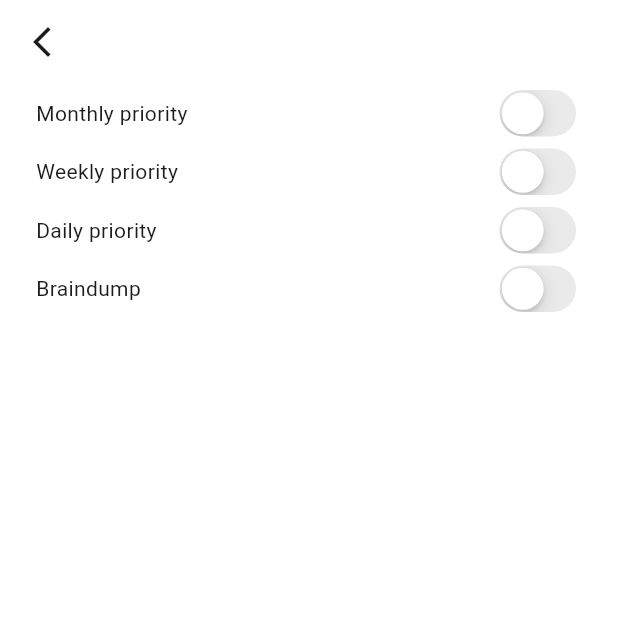
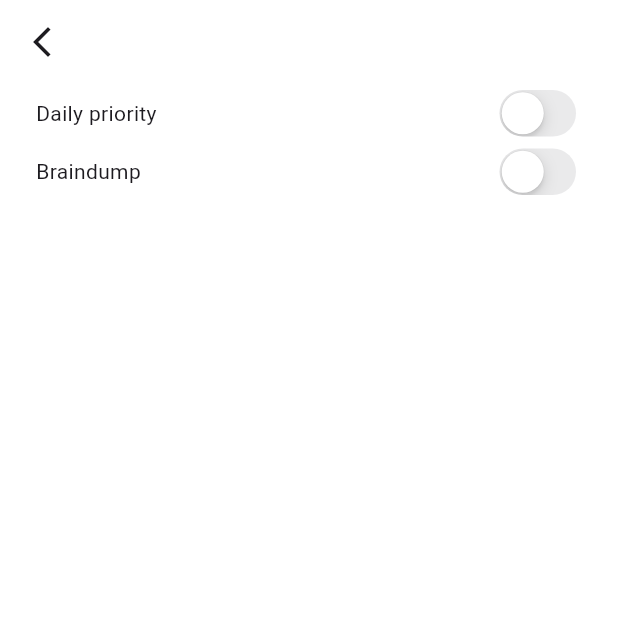
Before and after one commit to 9oHigh/usket.Tig, a Flutter app: the screen it shows after launch, after a tap on "구글로 로그인하기", after a tap on the "sort" icon, on a phone screen of 412 x 824 dp, the top half of it. Run offline on Flutter 3.47's test engine with Material 3 defaults, Android fonts, the light colour scheme and no system bars; drawn by our look-alikes of google_mobile_ads; our stand-ins replace cloud_firestore, firebase_auth, firebase_core, flutter_dotenv, flutter_riverpod, google_sign_in and 3 more; accounts and stored records are empty; generated files the repository leaves out were written again; network calls fail.

Commit message:
fix: remove monthly, weekly priority member variable

```diff
--- a/tig/lib/data/models/tig.dart
+++ b/tig/lib/data/models/tig.dart
@@ -30,13 +30,12 @@ class TimeEntry {
 
 class Tig {
   DateTime date;
-  List<String> monthTopPriorities;
-  List<String> weekTopPriorities;
   List<String> dayTopPriorities;
   String brainDump;
   List<TimeEntry> timeTable;
   double startHour;
   double endHour;
+  int grade;
 
   Tig({
     required this.date,
@@ -45,11 +44,10 @@ class Tig {
     List<String>? dayTopPriorities,
     this.brainDump = "",
     List<TimeEntry>? timeTable,
-    this.startHour = 0.0,
+    this.startHour = 5.0,
     this.endHour = 24.0,
-  })  : monthTopPriorities = monthTopPriorities ?? ['', '', ''],
-        weekTopPriorities = weekTopPriorities ?? ['', '', ''],
-        dayTopPriorities = dayTopPriorities ?? ['', '', ''],
+    this.grade = 0,
+  })  : dayTopPriorities = dayTopPriorities ?? ['', '', ''],
         timeTable = timeTable ?? _generateTimeTable(startHour, endHour);
 
   static List<TimeEntry> _generateTimeTable(double startHour, double endHour) {
@@ -67,23 +65,18 @@ class Tig {
   Map<String, dynamic> toMap() {
     return {
       'date': Timestamp.fromDate(date),
-      'monthTopPriorities': monthTopPriorities,
-      'weekTopPriorities': weekTopPriorities,
       'dayTopPriorities': dayTopPriorities,
       'brainDump': brainDump,
       'timeTable': timeTable.map((entry) => entry.toMap()).toList(),
       'startHour': startHour,
       'endHour': endHour,
+      'grade': grade
     };
   }
 
   factory Tig.fromMap(Map<String, dynamic> map) {
     return Tig(
       date: (map['date'] as Timestamp).toDate(),
-      monthTopPriorities:
-          List<String>.from(map['monthTopPriorities'] ?? ['', '', '']),
-      weekTopPriorities:
-          List<String>.from(map['weekTopPriorities'] ?? ['', '', '']),
       dayTopPriorities:
           List<String>.from(map['dayTopPriorities'] ?? ['', '', '']),
       brainDump: map['brainDump'] ?? "",
@@ -92,8 +85,9 @@ class Tig {
               .toList() ??
           _generateTimeTable(map['startHour']?.toDouble() ?? 0.0,
               map['endHour']?.toDouble() ?? 24.0),
-      startHour: map['startHour']?.toDouble() ?? 0.0,
+      startHour: map['startHour']?.toDouble() ?? 5.0,
       endHour: map['endHour']?.toDouble() ?? 24.0,
+      grade: map['grade'] ?? 0,
     );
   }
 }
--- a/tig/lib/presentation/screens/home/home_arrange_screen.dart
+++ b/tig/lib/presentation/screens/home/home_arrange_screen.dart
@@ -2,15 +2,11 @@ import 'package:flutter/cupertino.dart';
 import 'package:flutter/material.dart';
 import 'package:shared_preferences/shared_preferences.dart';
 
-enum ArrangeType { isOnMonthly, isOnWeekly, isOnDaily, isOnBraindump }
+enum ArrangeType { isOnDaily, isOnBraindump }
 
 extension on ArrangeType {
   String get arrangeName {
     switch (this) {
-      case ArrangeType.isOnMonthly:
-        return 'isOnMonthly';
-      case ArrangeType.isOnWeekly:
-        return 'isOnWeekly';
       case ArrangeType.isOnDaily:
         return 'isOnDaily';
       case ArrangeType.isOnBraindump:
@@ -27,8 +23,6 @@ class HomeArrangeScreen extends StatefulWidget {
 }
 
 class _HomeArrangeScreen extends State<HomeArrangeScreen> {
-  bool _isOnMonthly = false;
-  bool _isOnWeekly = false;
   bool _isOnDaily = false;
   bool _isOnBraindump = false;
 
@@ -41,8 +35,6 @@ class _HomeArrangeScreen extends State<HomeArrangeScreen> {
   void initailizeOptions() async {
     final SharedPreferences pref = await SharedPreferences.getInstance();
     setState(() {
-      _isOnMonthly = pref.getBool('isOnMonthly') ?? false;
-      _isOnWeekly = pref.getBool('isOnWeekly') ?? false;
       _isOnDaily = pref.getBool('isOnDaily') ?? false;
       _isOnBraindump = pref.getBool('isOnBraindump') ?? false;
     });
@@ -70,48 +62,6 @@ class _HomeArrangeScreen extends State<HomeArrangeScreen> {
           child: Column(
             mainAxisAlignment: MainAxisAlignment.start,
             children: [
-              Row(
-                children: [
-                  const Text('Monthly priority'),
-                  Expanded(
-                    child: Row(
-                      mainAxisAlignment: MainAxisAlignment.end,
-                      children: [
-                        CupertinoSwitch(
-                          value: _isOnMonthly,
-                          onChanged: (value) {
-                            setState(() {
-                              setPref(ArrangeType.isOnMonthly, value);
-                              _isOnMonthly = value;
-                            });
-                          },
-                        ),
-                      ],
-                    ),
-                  ),
-                ],
-              ),
-              Row(
-                children: [
-                  const Text('Weekly priority'),
-                  Expanded(
-                    child: Row(
-                      mainAxisAlignment: MainAxisAlignment.end,
-                      children: [
-                        CupertinoSwitch(
-                          value: _isOnWeekly,
-                          onChanged: (value) {
-                            setState(() {
-                              setPref(ArrangeType.isOnWeekly, value);
-                              _isOnWeekly = value;
-                            });
-                          },
-                        ),
-                      ],
-                    ),
-                  ),
-                ],
-              ),
               Row(
                 children: [
                   const Text('Daily priority'),
--- a/tig/lib/presentation/screens/home/home_screen.dart
+++ b/tig/lib/presentation/screens/home/home_screen.dart
@@ -16,13 +16,9 @@ class HomeScreen extends ConsumerStatefulWidget {
 
 class _HomeScreen extends ConsumerState<HomeScreen>
     with SingleTickerProviderStateMixin {
-  bool _isMonthExpanded = false;
-  bool _isWeekExpanded = false;
   bool _isDayExpanded = false;
   bool _isFabExpanded = false;
   bool _isAtBottom = false;
-  bool _isOnMonthly = true;
-  bool _isOnWeekly = true;
   bool _isOnDaily = true;
   bool _isOnBraindump = true;
 
@@ -88,14 +84,12 @@ class _HomeScreen extends ConsumerState<HomeScreen>
   Future<void> _loadPreferences() async {
     final SharedPreferences pref = await SharedPreferences.getInstance();
     setState(() {
-      _isOnMonthly = pref.getBool('isOnMonthly') ?? true;
-      _isOnWeekly = pref.getBool('isOnWeekly') ?? true;
       _isOnDaily = pref.getBool('isOnDaily') ?? true;
       _isOnBraindump = pref.getBool('isOnBraindump') ?? true;
     });
   }
 
-  void pushTigModeScreen(BuildContext context) {
+  pushTigModeScreen(BuildContext context) {
     Navigator.of(context).pushNamed(
       AppRoute.tigMode,
       arguments: tigData,
@@ -118,7 +112,9 @@ class _HomeScreen extends ConsumerState<HomeScreen>
           ),
           actions: [
             IconButton(
-              onPressed: () {},
+              onPressed: () {
+                Navigator.pushNamed(context, AppRoute.menu);
+              },
               icon: const Icon(Icons.menu),
             ),
           ],
@@ -134,35 +130,8 @@ class _HomeScreen extends ConsumerState<HomeScreen>
                 padding: const EdgeInsets.all(16.0),
                 children: [
                   _buildDateSelector(),
-                  const SizedBox(height: 16.0),
-                  if (_isOnMonthly)
-                    _buildExpandableSection(
-                      "Monthly priority top3",
-                      _isMonthExpanded,
-                      () =>
-                          setState(() => _isMonthExpanded = !_isMonthExpanded),
-                      tigData.monthTopPriorities,
-                      (index, value) {
-                        setState(() {
-                          tigData.monthTopPriorities[index] = value;
-                        });
-                      },
-                    ),
-                  const SizedBox(height: 16.0),
-                  if (_isOnWeekly)
-                    _buildExpandableSection(
-                      "Weekly priority top3",
-                      _isWeekExpanded,
-                      () => setState(() => _isWeekExpanded = !_isWeekExpanded),
-                      tigData.weekTopPriorities,
-                      (index, value) {
-                        setState(() {
-                          tigData.weekTopPriorities[index] = value;
-                        });
-                      },
-                    ),
-                  const SizedBox(height: 16.0),
-                  if (_isOnDaily)
+                  if (_isOnDaily) ...{
+                    const SizedBox(height: 16.0),
                     _buildExpandableSection(
                       "Daily priority top3",
                       _isDayExpanded,
@@ -174,9 +143,20 @@ class _HomeScreen extends ConsumerState<HomeScreen>
                         });
                       },
                     ),
+                  },
+                  if (_isOnBraindump) ...{
+                    const SizedBox(height: 16.0),
+                    _buildBrainDump(),
+                  },
                   const SizedBox(height: 16.0),
-                  if (_isOnBraindump) _buildBrainDump(),
-                  const SizedBox(height: 16.0),
+                  const Row(
+                    mainAxisAlignment: MainAxisAlignment.spaceBetween,
+                    children: [
+                      Text('End Time'),
+                      Text('Success'),
+                    ],
+                  ),
+                  const SizedBox(height: 8.0),
                   _buildTimeTable(),
                   const SizedBox(height: 16.0),
                   SizedBox(
@@ -362,13 +342,13 @@ class _HomeScreen extends ConsumerState<HomeScreen>
   }
 
   Widget _buildTimeTable() {
-    final List<double> timeSlots = List.generate(48, (index) => index * 0.5);
+    final List<double> timeSlots =
+        List.generate(39, (index) => 5.0 + index * 0.5);
 
     return Column(
       children: timeSlots.map((timeSlot) {
         final int hour = timeSlot.floor();
         final int minute = (timeSlot - hour) == 0.5 ? 30 : 0;
-
         TimeEntry? timeEntry = tigData.timeTable.firstWhere(
           (entry) => entry.time == timeSlot,
           orElse: () =>
```
